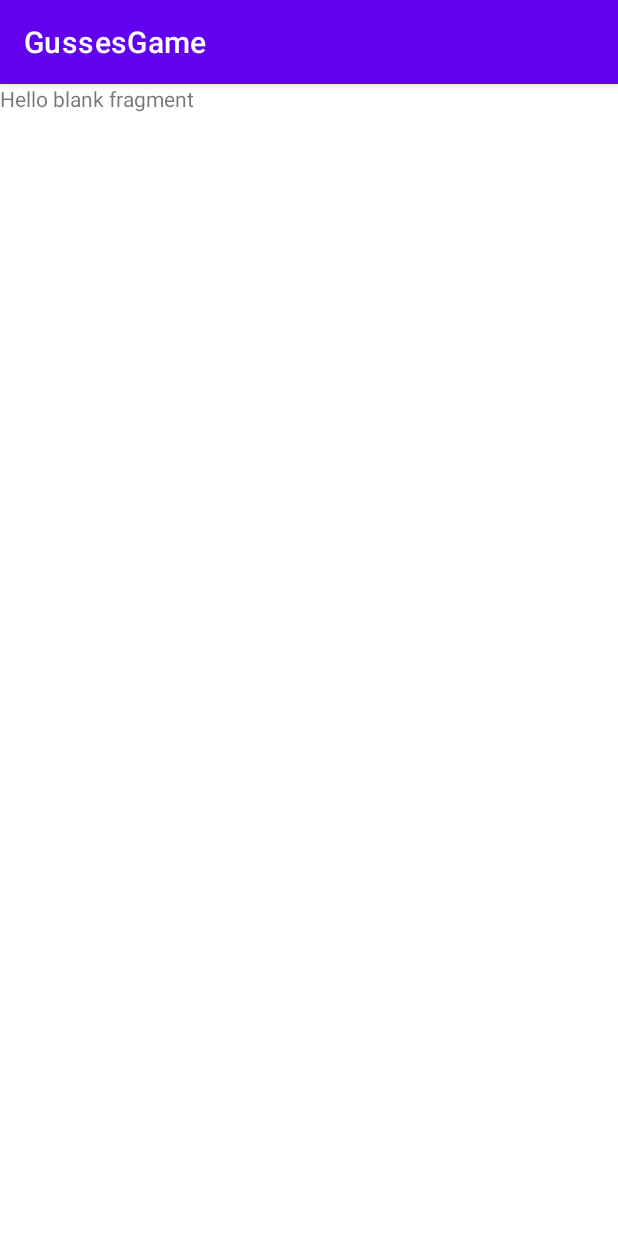
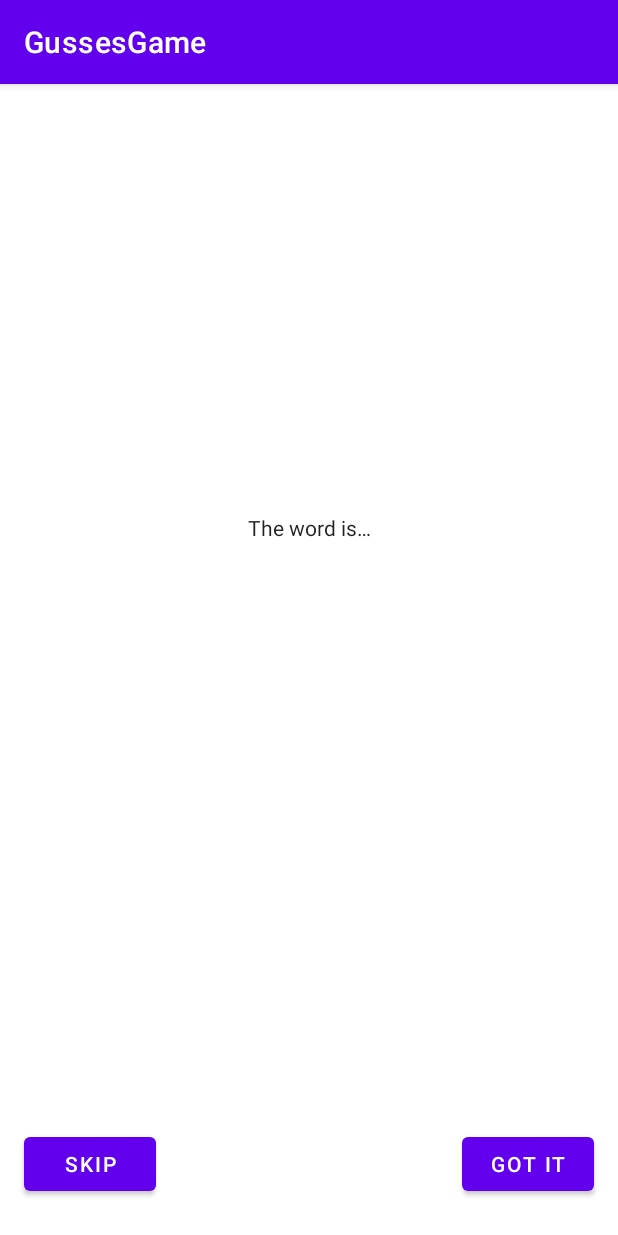
Before and after one commit to eslammongy/AndroidDevelopment, an Android app: the fragment GameFragment shown on its own in the app's theme, on a phone screen of 412 x 824 dp. Run offline under Robolectric (Android 15) with nearby library versions, the phone set to English and light mode, and no system bars; our stand-ins replace data binding.

```diff
--- a/app/src/main/java/com/eslam/gussesgame/screens/game/GameFragment.kt
+++ b/app/src/main/java/com/eslam/gussesgame/screens/game/GameFragment.kt
@@ -15,7 +15,7 @@ class GameFragment : Fragment() {
         savedInstanceState: Bundle?
     ): View? {
         // Inflate the layout for this fragment
-        return inflater.inflate(R.layout.fragment_game, container, false)
+        return inflater.inflate(R.layout.game_fragment, container, false)
     }
 
 }
--- a/app/src/main/java/com/eslam/gussesgame/screens/home/HomeFragment.kt
+++ b/app/src/main/java/com/eslam/gussesgame/screens/home/HomeFragment.kt
@@ -15,7 +15,7 @@ class HomeFragment : Fragment() {
         savedInstanceState: Bundle?
     ): View? {
         // Inflate the layout for this fragment
-        return inflater.inflate(R.layout.fragment_home, container, false)
+        return inflater.inflate(R.layout.home_fragment, container, false)
     }
 
 }
--- a/app/src/main/java/com/eslam/gussesgame/screens/score/ScoreFragment.kt
+++ b/app/src/main/java/com/eslam/gussesgame/screens/score/ScoreFragment.kt
@@ -14,7 +14,7 @@ class ScoreFragment : Fragment() {
         savedInstanceState: Bundle?
     ): View? {
         // Inflate the layout for this fragment
-        return inflater.inflate(R.layout.fragment_score, container, false)
+        return inflater.inflate(R.layout.score_fragment, container, false)
     }
 
 }
--- a/app/src/main/res/layout/fragment_game.xml
+++ /dev/null
@@ -1,14 +0,0 @@
-<?xml version="1.0" encoding="utf-8"?>
-<FrameLayout xmlns:android="http://schemas.android.com/apk/res/android"
-    xmlns:tools="http://schemas.android.com/tools"
-    android:layout_width="match_parent"
-    android:layout_height="match_parent"
-    tools:context=".screens.game.GameFragment">
-
-    <!-- TODO: Update blank fragment layout -->
-    <TextView
-        android:layout_width="match_parent"
-        android:layout_height="match_parent"
-        android:text="@string/hello_blank_fragment" />
-
-</FrameLayout>
--- /dev/null
+++ b/app/src/main/res/layout/game_fragment.xml
@@ -0,0 +1,126 @@
+<?xml version="1.0" encoding="utf-8"?>
+
+<layout xmlns:android="http://schemas.android.com/apk/res/android"
+    xmlns:app="http://schemas.android.com/apk/res-auto"
+    xmlns:tools="http://schemas.android.com/tools">
+
+    <data>
+
+        <variable
+            name="gameViewModel"
+            type="com.example.android.guesstheword.screens.game.GameViewModel" />
+    </data>
+
+    <androidx.constraintlayout.widget.ConstraintLayout
+        android:id="@+id/game_layout"
+        android:layout_width="match_parent"
+        android:layout_height="match_parent"
+        tools:context=".screens.game.GameFragment">
+
+        <TextView
+            android:id="@+id/word_is_text"
+            android:layout_width="wrap_content"
+            android:layout_height="wrap_content"
+            android:layout_marginBottom="16dp"
+            android:fontFamily="sans-serif"
+            android:text="@string/word_is"
+            android:textColor="@color/black_text_color"
+            android:textSize="14sp"
+            android:textStyle="normal"
+            app:layout_constraintBottom_toTopOf="@+id/word_text"
+            app:layout_constraintEnd_toEndOf="parent"
+            app:layout_constraintHorizontal_bias="0.5"
+            app:layout_constraintStart_toStartOf="parent"
+            app:layout_constraintTop_toTopOf="parent"
+            app:layout_constraintVertical_chainStyle="packed" />
+
+        <TextView
+            android:id="@+id/word_text"
+            android:layout_width="wrap_content"
+            android:layout_height="wrap_content"
+            android:animateLayoutChanges="true"
+            android:fontFamily="sans-serif"
+            android:text="@{@string/quote_format(gameViewModel.word)}"
+            android:textAppearance="@style/TextAppearance.AppCompat.Headline"
+            android:textColor="@color/black_text_color"
+            android:textSize="34sp"
+            android:textStyle="normal"
+            app:layout_constraintBottom_toTopOf="@+id/score_text"
+            app:layout_constraintEnd_toEndOf="parent"
+            app:layout_constraintHorizontal_bias="0.5"
+            app:layout_constraintStart_toStartOf="parent"
+            app:layout_constraintTop_toBottomOf="@+id/word_is_text"
+            app:layout_constraintVertical_chainStyle="packed"
+            tools:text="&quot;Tuna&quot;" />
+
+        <TextView
+            android:id="@+id/timer_text"
+            android:layout_width="wrap_content"
+            android:layout_height="wrap_content"
+            android:layout_marginStart="8dp"
+            android:layout_marginEnd="8dp"
+            android:layout_marginBottom="8dp"
+            android:fontFamily="sans-serif"
+            android:text="@{gameViewModel.currentTimeString}"
+            android:textColor="@color/grey_text_color"
+            android:textSize="14sp"
+            android:textStyle="normal"
+            app:layout_constraintBottom_toTopOf="@+id/score_text"
+            app:layout_constraintEnd_toEndOf="parent"
+            app:layout_constraintStart_toStartOf="parent"
+            tools:text="0:00" />
+
+        <TextView
+            android:id="@+id/score_text"
+            android:layout_width="wrap_content"
+            android:layout_height="wrap_content"
+            android:layout_marginStart="8dp"
+            android:layout_marginEnd="8dp"
+            android:fontFamily="sans-serif"
+            android:text="@{@string/score_format(gameViewModel.score)}"
+            android:textColor="@color/grey_text_color"
+            android:textSize="14sp"
+            android:textStyle="normal"
+            app:layout_constraintBottom_toTopOf="@+id/guideline"
+            app:layout_constraintEnd_toEndOf="parent"
+            app:layout_constraintStart_toStartOf="parent"
+            tools:text="Score: 0" />
+
+        <Button
+            android:id="@+id/skip_button"
+            android:layout_width="wrap_content"
+            android:layout_height="wrap_content"
+            android:layout_marginStart="16dp"
+            android:onClick="@{() -> gameViewModel.onSkip()}"
+            android:text="@string/skip"
+            android:theme="@style/SkipButton"
+            app:layout_constraintBottom_toBottomOf="parent"
+            app:layout_constraintEnd_toStartOf="@+id/correct_button"
+            app:layout_constraintHorizontal_bias="0.5"
+            app:layout_constraintHorizontal_chainStyle="spread_inside"
+            app:layout_constraintStart_toStartOf="parent"
+            app:layout_constraintTop_toTopOf="@+id/guideline" />
+
+        <androidx.constraintlayout.widget.Guideline
+            android:id="@+id/guideline"
+            android:layout_width="wrap_content"
+            android:layout_height="wrap_content"
+            android:orientation="horizontal"
+            app:layout_constraintGuide_end="96dp" />
+
+        <Button
+            android:id="@+id/correct_button"
+            android:layout_width="wrap_content"
+            android:layout_height="wrap_content"
+            android:layout_marginEnd="16dp"
+            android:onClick="@{() -> gameViewModel.onCorrect()}"
+            android:text="@string/got_it"
+            android:theme="@style/GoButton"
+            app:layout_constraintBottom_toBottomOf="parent"
+            app:layout_constraintEnd_toEndOf="parent"
+            app:layout_constraintHorizontal_bias="0.5"
+            app:layout_constraintStart_toEndOf="@+id/skip_button"
+            app:layout_constraintTop_toTopOf="@+id/guideline" />
+
+    </androidx.constraintlayout.widget.ConstraintLayout>
+</layout>
--- a/app/src/main/res/values/colors.xml
+++ b/app/src/main/res/values/colors.xml
@@ -7,4 +7,15 @@
     <color name="teal_700">#FF018786</color>
     <color name="black">#FF000000</color>
     <color name="white">#FFFFFFFF</color>
+    <color name="colorPrimary">#6ab343</color>
+    <color name="colorPrimaryDark">#388310</color>
+    <color name="colorAccent">#D81B60</color>
+    <color name="ok_green_color">#6ab343</color>
+    <color name="selected_green_color">#388310</color>
+    <color name="skip_red_color">#f44336</color>
+    <color name="selected_red_color">#ba000d</color>
+    <color name="black_text_color">#de000000</color>
+    <color name="grey_text_color">#99000000</color>
+    <color name="grey_button_color">#606060</color>
+    <color name="white_text_color">#ffffff</color>
 </resources>
--- a/app/src/main/res/values/strings.xml
+++ b/app/src/main/res/values/strings.xml
@@ -2,4 +2,14 @@
     <string name="app_name">GussesGame</string>
     <!-- TODO: Remove or change this placeholder text -->
     <string name="hello_blank_fragment">Hello blank fragment</string>
+    <string name="skip">Skip</string>
+    <string name="play_again">Play Again</string>
+    <string name="you_scored">You Scored</string>
+    <string name="title_text">guess the word!</string>
+    <string name="play_button">Play</string>
+    <string name="get_ready">Get ready to</string>
+    <string name="got_it">Got it</string>
+    <string name="word_is">The word is…</string>
+    <string name="quote_format">\"%s\"</string>
+    <string name="score_format">Current Score: %d</string>
 </resources>
--- a/app/src/main/res/values/themes.xml
+++ b/app/src/main/res/values/themes.xml
@@ -13,4 +13,17 @@
         <item name="android:statusBarColor">?attr/colorPrimaryVariant</item>
         <!-- Customize your theme here. -->
     </style>
+    <!-- Button Styles -->
+    <style name="GoButton" parent="Widget.AppCompat.Button.Colored">
+        <item name="colorButtonNormal">@color/purple_700</item>
+        <item name="colorControlHighlight">@color/purple_500</item>
+        <item name="android:textColor">@color/white_text_color</item>
+        <item name="colorAccent">@color/purple_500</item>
+    </style>
+
+    <style name="SkipButton" parent="Widget.AppCompat.Button.Colored">
+        <item name="android:buttonStyle">@style/Widget.AppCompat.Button.Borderless.Colored</item>
+        <item name="android:textColor">@color/grey_button_color</item>
+        <item name="colorControlHighlight">@color/skip_red_color</item>
+    </style>
 </resources>
```
Also changed, not shown: app/src/main/res/anim/slide_in_right.xml (added, +25 -0 lines), app/src/main/res/anim/slide_out_left.xml (added, +25 -0 lines), app/src/main/res/layout/fragment_home.xml (deleted, +0 -14 lines), app/src/main/res/layout/fragment_score.xml (deleted, +0 -14 lines), app/src/main/res/layout/home_fragment.xml (added, +59 -0 lines), app/src/main/res/layout/score_fragment.xml (added, +68 -0 lines).
